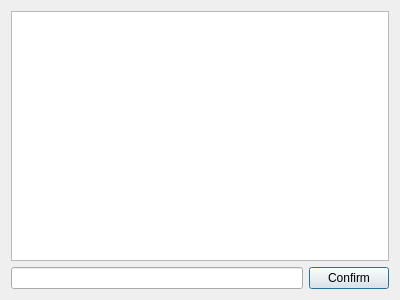
Above: Xenon-Editor/terminalcontroller.ui from lgasyou/Xenon-Editor before the change. Below: the same form after it.
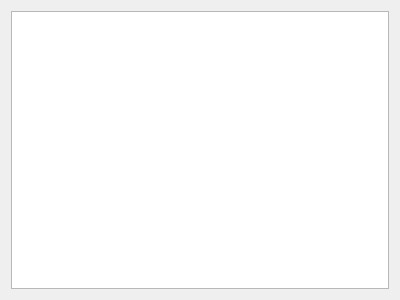
That is the form after the change.

What changed in the file:
```diff
--- a/Xenon-Editor/terminalcontroller.ui
+++ b/Xenon-Editor/terminalcontroller.ui
@@ -14,16 +14,6 @@
    <string>Dialog</string>
   </property>
   <layout class="QGridLayout" name="gridLayout">
-   <item row="1" column="0">
-    <widget class="QLineEdit" name="lineEdit"/>
-   </item>
-   <item row="1" column="1">
-    <widget class="QPushButton" name="pushButton_confirm">
-     <property name="text">
-      <string>Confirm</string>
-     </property>
-    </widget>
-   </item>
    <item row="0" column="0" colspan="2">
     <widget class="QTextEdit" name="textEdit"/>
    </item>
```
